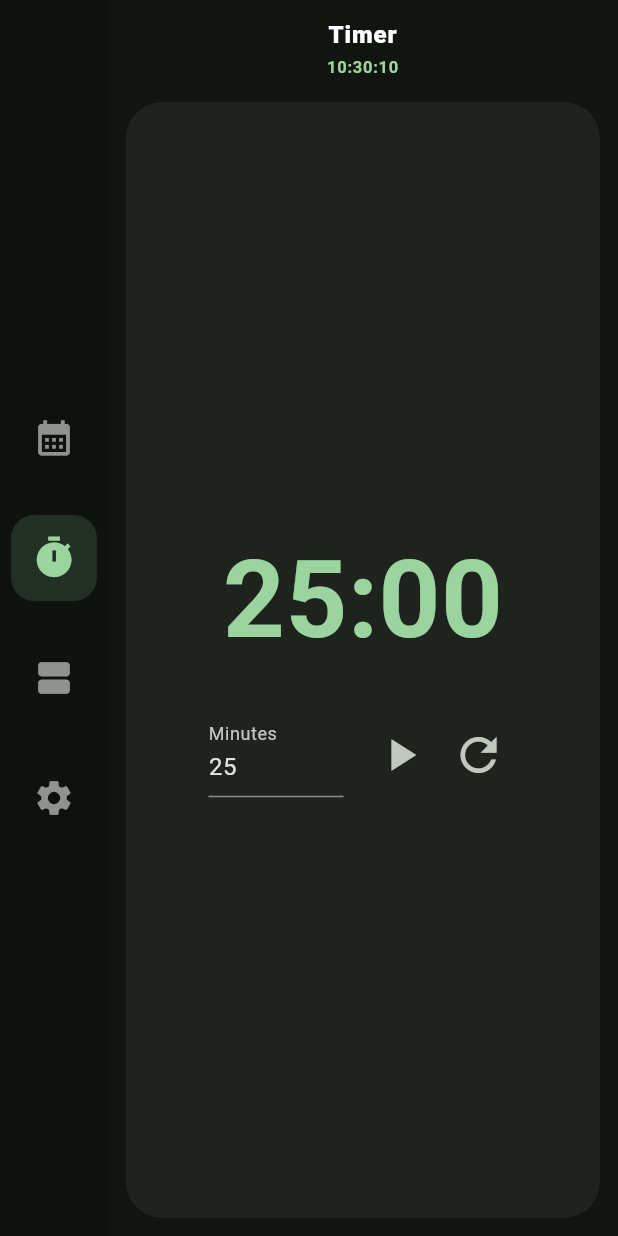
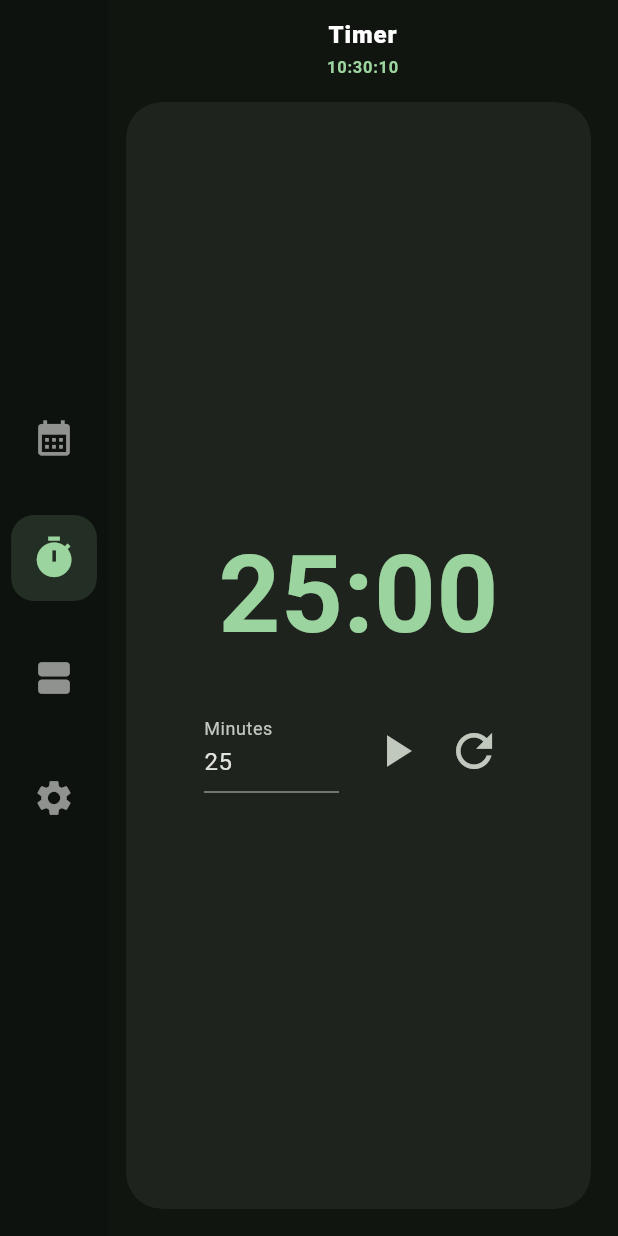
Before and after one commit to arvelyn/nolio, a Flutter app: the screen it shows after launch, after a tap on the "calendar month" icon, after a tap on the "timer" icon, on a phone screen of 412 x 824 dp. Run offline on Flutter 3.47's test engine with Material 3 defaults, Android fonts, the phone set to English and light mode, and no system bars; drawn by our look-alikes of flutter_animate; our stand-ins replace sqflite_common_ffi, table_calendar; missing offline and left inert: window_manager; accounts and stored records are empty.

Commit message:
style(shell): increase right and bottom content padding

```diff
--- a/lib/main.dart
+++ b/lib/main.dart
@@ -344,7 +344,7 @@ class _ContentShell extends StatelessWidget {
   @override
   Widget build(BuildContext context) {
     return Padding(
-          padding: const EdgeInsets.all(12),
+          padding: const EdgeInsets.fromLTRB(12, 12, 18, 18),
           child: ClipRRect(
             borderRadius: BorderRadius.circular(24),
             child: Container(
```
